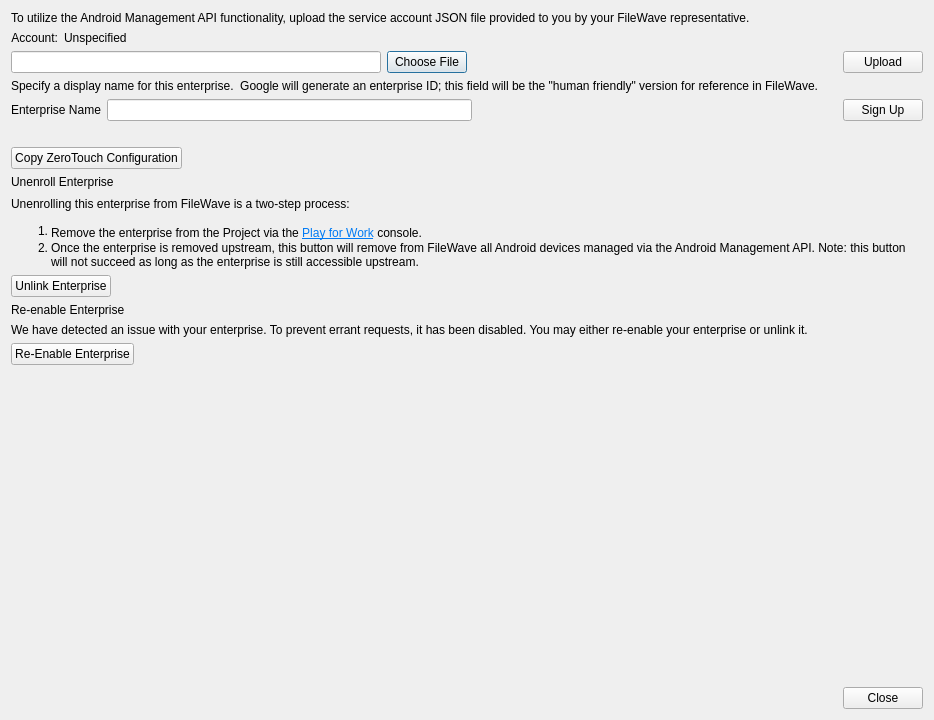
First picture: the form in FWAdminLib/Preferences/EMMEnterpriseConfigurationDlg.ui, repository fw-dev/translations, before the edit.
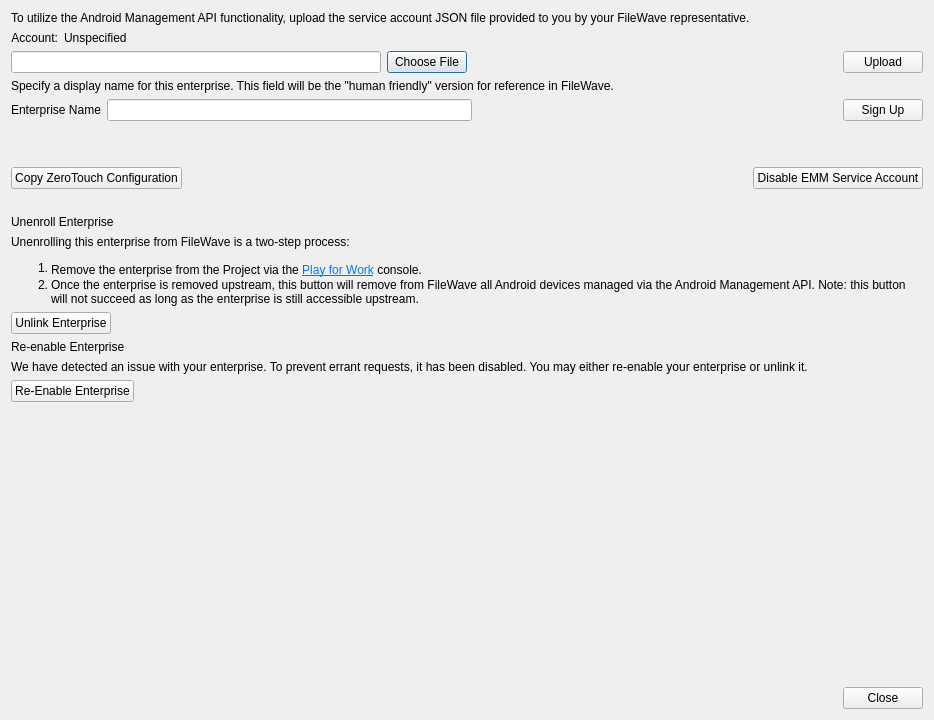
Second picture: the form after the edit.

```diff
--- a/FWAdminLib/Preferences/EMMEnterpriseConfigurationDlg.ui
+++ b/FWAdminLib/Preferences/EMMEnterpriseConfigurationDlg.ui
@@ -152,7 +152,7 @@
       </sizepolicy>
      </property>
      <property name="text">
-      <string>Specify a display name for this enterprise.  Google will generate an enterprise ID; this field will be the &quot;human friendly&quot; version for reference in FileWave.</string>
+      <string>Specify a display name for this enterprise. This field will be the &quot;human friendly&quot; version for reference in FileWave.</string>
      </property>
      <property name="alignment">
       <set>Qt::AlignLeading|Qt::AlignLeft|Qt::AlignTop</set>
@@ -240,6 +240,28 @@
      </property>
     </widget>
    </item>
+   <item>
+    <widget class="QLabel" name="lTip_emmServiceAccount_status">
+     <property name="sizePolicy">
+      <sizepolicy hsizetype="MinimumExpanding" vsizetype="Fixed">
+       <horstretch>0</horstretch>
+       <verstretch>0</verstretch>
+      </sizepolicy>
+     </property>
+     <property name="text">
+      <string/>
+     </property>
+     <property name="alignment">
+      <set>Qt::AlignLeading|Qt::AlignLeft|Qt::AlignTop</set>
+     </property>
+     <property name="wordWrap">
+      <bool>true</bool>
+     </property>
+     <property name="textInteractionFlags">
+      <set>Qt::LinksAccessibleByKeyboard|Qt::LinksAccessibleByMouse|Qt::TextBrowserInteraction|Qt::TextSelectableByKeyboard|Qt::TextSelectableByMouse</set>
+     </property>
+    </widget>
+   </item>
    <item>
     <layout class="QHBoxLayout" name="hl_copyZeroTouchConf">
      <item>
@@ -262,8 +284,34 @@
        </property>
       </spacer>
      </item>
+     <item>
+      <widget class="QPushButton" name="btn_toggleEMMServiceAccount">
+       <property name="text">
+        <string>Disable EMM Service Account</string>
+       </property>
+      </widget>
+     </item>
     </layout>
    </item>
+   <item>
+    <widget class="QLabel" name="lTip_desc_emmServiceAccount">
+     <property name="sizePolicy">
+      <sizepolicy hsizetype="MinimumExpanding" vsizetype="Fixed">
+       <horstretch>0</horstretch>
+       <verstretch>0</verstretch>
+      </sizepolicy>
+     </property>
+     <property name="alignment">
+      <set>Qt::AlignLeading|Qt::AlignLeft|Qt::AlignTop</set>
+     </property>
+     <property name="wordWrap">
+      <bool>true</bool>
+     </property>
+     <property name="textInteractionFlags">
+      <set>Qt::TextBrowserInteraction</set>
+     </property>
+    </widget>
+   </item>
    <item>
     <layout class="QHBoxLayout" name="horizontalLayout_5">
      <item>
@@ -301,7 +349,7 @@
         </sizepolicy>
        </property>
        <property name="text">
-        <string>&lt;html&gt;&lt;head/&gt;&lt;body&gt;&lt;p&gt;﻿Unenrolling this enterprise from FileWave is a two-step process:&lt;/p&gt;&lt;ol style=&quot;margin-top: 0px; margin-bottom: 0px; margin-left: 0px; margin-right: 0px; -qt-list-indent: 1;&quot;&gt;&lt;li style=&quot; margin-top:12px; margin-bottom:0px; margin-left:0px; margin-right:0px; -qt-block-indent:0; text-indent:0px;&quot;&gt;Remove the enterprise from the Project via the &lt;a href=&quot;https://play.google.com/work/adminsettings&quot;&gt;&lt;span style=&quot; text-decoration: underline; color:#007af4;&quot;&gt;Play for Work&lt;/span&gt;&lt;/a&gt; console﻿. &lt;/li&gt;&lt;li style=&quot; margin-top:0px; margin-bottom:12px; margin-left:0px; margin-right:0px; -qt-block-indent:0; text-indent:0px;&quot;&gt;Once the enterprise is removed upstream, this button will remove from FileWave all Android devices managed via the Android Management API. Note: this button will not succeed as long as the enterprise is still accessible upstream.&lt;/li&gt;&lt;/ol&gt;&lt;/body&gt;&lt;/html&gt;</string>
+        <string>&lt;html&gt;&lt;head/&gt;&lt;body&gt;&lt;p&gt;Unenrolling this enterprise from FileWave is a two-step process:&lt;/p&gt;&lt;ol style=&quot;margin-top: 0px; margin-bottom: 0px; margin-left: 0px; margin-right: 0px; -qt-list-indent: 1;&quot;&gt;&lt;li style=&quot; margin-top:12px; margin-bottom:0px; margin-left:0px; margin-right:0px; -qt-block-indent:0; text-indent:0px;&quot;&gt;Remove the enterprise from the Project via the &lt;a href=&quot;https://play.google.com/work/adminsettings&quot;&gt;&lt;span style=&quot; text-decoration: underline; color:#007af4;&quot;&gt;Play for Work&lt;/span&gt;&lt;/a&gt; console﻿. &lt;/li&gt;&lt;li style=&quot; margin-top:0px; margin-bottom:12px; margin-left:0px; margin-right:0px; -qt-block-indent:0; text-indent:0px;&quot;&gt;Once the enterprise is removed upstream, this button will remove from FileWave all Android devices managed via the Android Management API. Note: this button will not succeed as long as the enterprise is still accessible upstream.&lt;/li&gt;&lt;/ol&gt;&lt;/body&gt;&lt;/html&gt;</string>
        </property>
        <property name="textFormat">
         <enum>Qt::RichText</enum>
```
Left out of the diff: 8 changed lines with no effect on the pictures.
